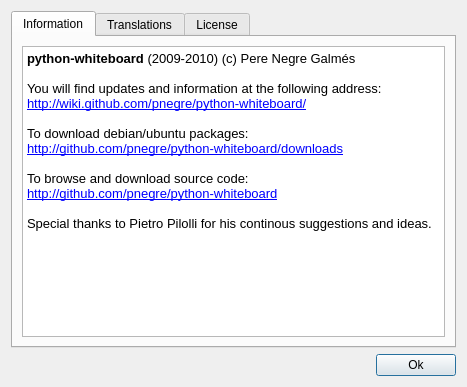
Above: stuff/about.ui from pnegre/python-whiteboard before the change. Below: the same form after it.
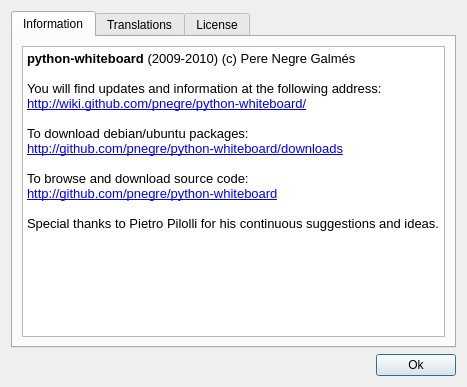
That is the form after the change.

```diff
--- a/stuff/about.ui
+++ b/stuff/about.ui
@@ -54,7 +54,7 @@
 &lt;p style=&quot; margin-top:0px; margin-bottom:0px; margin-left:0px; margin-right:0px; -qt-block-indent:0; text-indent:0px;&quot;&gt;To browse and download source code:&lt;/p&gt;
 &lt;p style=&quot; margin-top:0px; margin-bottom:0px; margin-left:0px; margin-right:0px; -qt-block-indent:0; text-indent:0px;&quot;&gt;&lt;a href=&quot;http://github.com/pnegre/python-whiteboard&quot;&gt;&lt;span style=&quot; text-decoration: underline; color:#0000ff;&quot;&gt;http://github.com/pnegre/python-whiteboard&lt;/span&gt;&lt;/a&gt;&lt;/p&gt;
 &lt;p style=&quot;-qt-paragraph-type:empty; margin-top:0px; margin-bottom:0px; margin-left:0px; margin-right:0px; -qt-block-indent:0; text-indent:0px; text-decoration: underline; color:#0000ff;&quot;&gt;&lt;/p&gt;
-&lt;p style=&quot; margin-top:0px; margin-bottom:0px; margin-left:0px; margin-right:0px; -qt-block-indent:0; text-indent:0px;&quot;&gt;Special thanks to Pietro Pilolli for his continous suggestions and ideas.&lt;/p&gt;&lt;/body&gt;&lt;/html&gt;</string>
+&lt;p style=&quot; margin-top:0px; margin-bottom:0px; margin-left:0px; margin-right:0px; -qt-block-indent:0; text-indent:0px;&quot;&gt;Special thanks to Pietro Pilolli for his continuous suggestions and ideas.&lt;/p&gt;&lt;/body&gt;&lt;/html&gt;</string>
          </property>
         </widget>
        </item>
```
